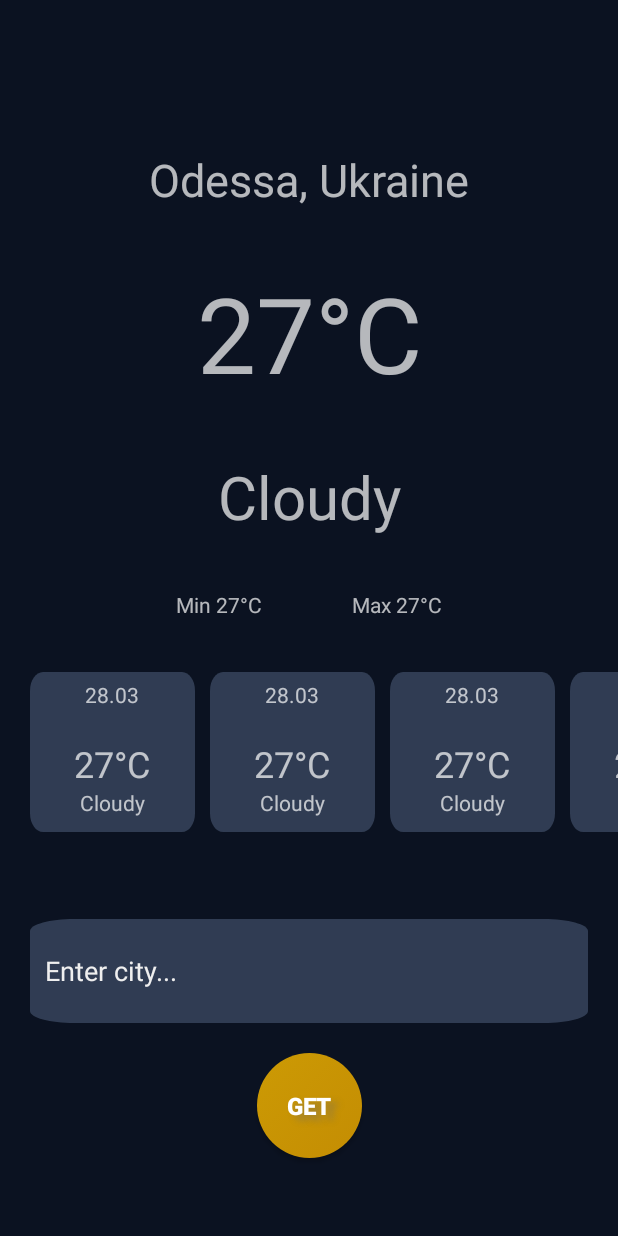
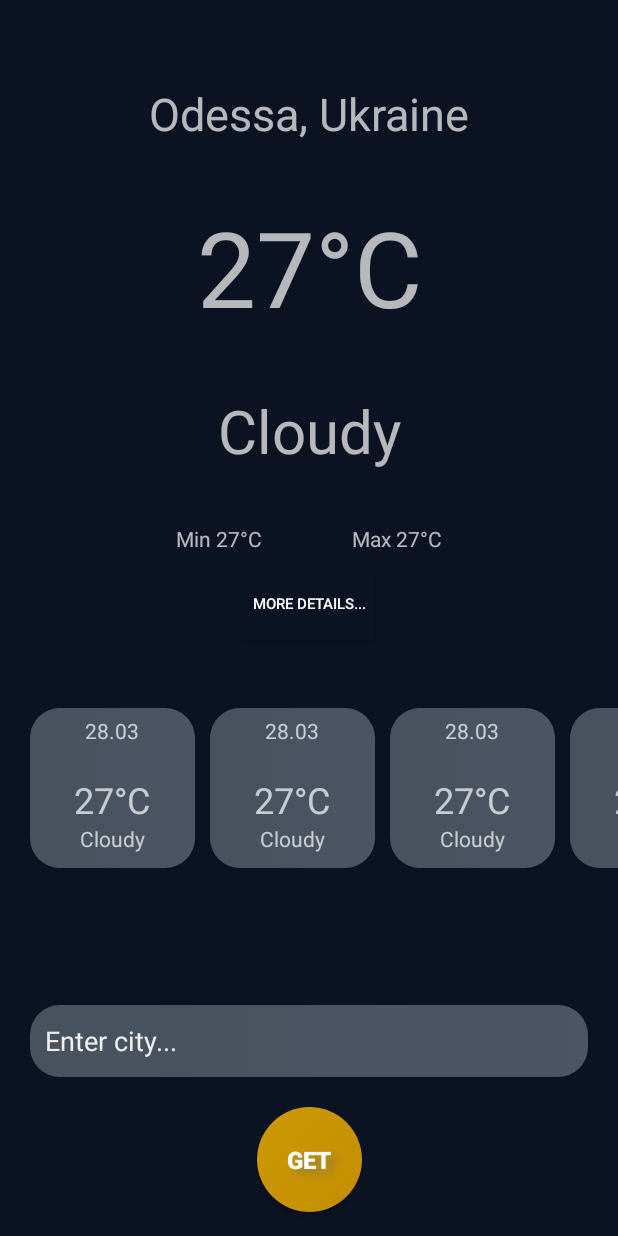
Before and after one commit to levice1/WeatherApp, an Android app: the layout activity_main.xml on its own in the app's theme, with its tools: preview values and no code run, on a phone screen of 412 x 824 dp. Run offline under Robolectric (Android 15) with nearby library versions, the phone set to English and light mode, and no system bars.

Commit message:
Редизайн, новый апи, подготовка для 2го экрана

```diff
--- a/app/src/main/java/com/example/weatherapp/ApiKey.kt
+++ b/app/src/main/java/com/example/weatherapp/ApiKey.kt
@@ -1,6 +1,6 @@
 package com.example.weatherapp
 
 class ApiKey {
-    fun getApi():String{ return "a2c054487d1040eb8fe145528232601" }
+    fun getApi():String{ return "68aec71288114366a8a154156231602" }
     fun getUrl():String{ return "http://api.weatherapi.com/" }
 }
--- a/app/src/main/java/com/example/weatherapp/MainActivity.kt
+++ b/app/src/main/java/com/example/weatherapp/MainActivity.kt
@@ -116,7 +116,7 @@ class MainActivity : AppCompatActivity() {
                        // обработка положительного результата от сервера
                        200 -> if (response.isSuccessful) { parseWeatherData(response.body()!!) }
                        // обработка ошибки от сервера
-                       400 -> { Toast.makeText(this@MainActivity,
+                       400,401,403 -> { Toast.makeText(this@MainActivity,
                            JSONObject(response.errorBody()!!.string()).getJSONObject("error").getString("message"),
                            LENGTH_LONG).show()
                            visibilitySetting.setInvisibleAfterGetErrCode()  }
--- a/app/src/main/java/com/example/weatherapp/VisibilitySetting.kt
+++ b/app/src/main/java/com/example/weatherapp/VisibilitySetting.kt
@@ -1,15 +1,17 @@
 package com.example.weatherapp
 
 import android.view.View
+import androidx.core.view.marginBottom
 import com.example.weatherapp.databinding.ActivityMainBinding
 
 
 class VisibilitySetting(var binding: ActivityMainBinding) {
     fun setVisibleAfterGetWeather(){
-        binding.mainLayout.setVisibility(View.VISIBLE)
+        binding.currentWeatherLayout.setVisibility(View.VISIBLE)
         binding.forecastLayout.setVisibility(View.VISIBLE)
         binding.btnFindCity.setVisibility(View.VISIBLE)
         binding.progressBar.setVisibility(View.INVISIBLE)
+        binding.btnFindCity.marginBottom
 }
     fun setInvisibleAfterPressBtn(){
         binding.btnFindCity.setVisibility(View.INVISIBLE)
@@ -20,7 +22,7 @@ class VisibilitySetting(var binding: ActivityMainBinding) {
         binding.progressBar.setVisibility(View.INVISIBLE)
     }
     fun setInvisibleForStart(){
-        binding.mainLayout.setVisibility(View.INVISIBLE)
+        binding.currentWeatherLayout.setVisibility(View.INVISIBLE)
         binding.forecastLayout.setVisibility(View.INVISIBLE)
     }
 }
--- a/app/src/main/res/drawable/data_background.xml
+++ b/app/src/main/res/drawable/data_background.xml
@@ -1,23 +1,19 @@
-<vector
-    xmlns:android="http://schemas.android.com/apk/res/android"
-    xmlns:aapt="http://schemas.android.com/aapt"
-    android:width="101dp"
-    android:height="69dp"
-    android:viewportWidth="101"
-    android:viewportHeight="69"
-    >
+<?xml version="1.0" encoding="utf-8"?>
+<selector xmlns:android="http://schemas.android.com/apk/res/android">
+    <item>
+    <shape
+        xmlns:android="http://schemas.android.com/apk/res/android"
+        android:shape="rectangle">
+<corners android:radius="20sp"></corners>
 
-    <group>
-
-        <clip-path
-            android:pathData="M8 0H93C97.4183 0 101 3.58172 101 8V61C101 65.4183 97.4183 69 93 69H8C3.58172 69 0 65.4183 0 61V8C0 3.58172 3.58172 0 8 0Z"
+        <gradient
+            android:type="linear"
+            android:startColor="#48515e"
+            android:endColor="#4B5563"
+            android:angle="0"
             />
 
-        <path
-            android:pathData="M0 0V69H101V0"
-            android:fillColor="#4D879EC6"
-            />
 
-    </group>
-
-</vector>
+    </shape>
+    </item>
+</selector>
--- a/app/src/main/res/drawable/gradient.xml
+++ b/app/src/main/res/drawable/gradient.xml
@@ -2,6 +2,8 @@
 <selector xmlns:android="http://schemas.android.com/apk/res/android">
     <item>
         <shape>
+            <corners>android:radius="8dp"</corners>>
+
             <gradient
                 android:type="radial"
                 android:centerX="50%"
--- a/app/src/main/res/layout/activity_main.xml
+++ b/app/src/main/res/layout/activity_main.xml
@@ -10,11 +10,11 @@
     tools:context=".MainActivity">
 
     <LinearLayout
-        android:id="@+id/mainLayout"
+        android:id="@+id/currentWeatherLayout"
         android:layout_width="0dp"
         android:layout_height="wrap_content"
         android:layout_marginStart="20dp"
-        android:layout_marginTop="84dp"
+        android:layout_marginTop="40dp"
         android:layout_marginEnd="20dp"
         android:orientation="vertical"
         android:padding="15dp"
@@ -68,6 +68,7 @@
                 android:gravity="center"
                 android:text="@string/temp_min"
                 android:visibility="visible" />
+
             <TextView
                 android:id="@+id/txtMaxTemperature"
                 android:layout_width="wrap_content"
@@ -80,6 +81,16 @@
 
         </LinearLayout>
 
+        <Button
+            android:id="@+id/btnMoreInfo"
+            android:layout_width="wrap_content"
+            android:layout_height="wrap_content"
+            android:layout_gravity="center_horizontal|center_vertical"
+            android:layout_margin="10dp"
+            android:background="#0B1221"
+            android:text="@string/more_info_btn"
+            android:textSize="10sp" />
+
     </LinearLayout>
 
     <HorizontalScrollView
@@ -88,7 +99,7 @@
         app:layout_constraintEnd_toEndOf="parent"
         app:layout_constraintStart_toStartOf="parent"
         android:scrollbars="none"
-        app:layout_constraintTop_toBottomOf="@+id/mainLayout">
+        app:layout_constraintTop_toBottomOf="@+id/currentWeatherLayout">
 
         <LinearLayout
             android:id="@+id/forecastLayout"
@@ -101,7 +112,7 @@
             android:paddingEnd="25dp"
             app:layout_constraintEnd_toEndOf="parent"
             app:layout_constraintStart_toStartOf="parent"
-            app:layout_constraintTop_toBottomOf="@+id/mainLayout"
+            app:layout_constraintTop_toBottomOf="@+id/currentWeatherLayout"
             tools:ignore="ExtraText,VisualLintBounds">
 
             <LinearLayout
@@ -321,7 +332,7 @@
         android:layout_height="70dp"
         android:layout_marginStart="20dp"
         android:layout_marginEnd="20dp"
-        android:layout_marginBottom="52dp"
+        android:layout_marginBottom="16dp"
         android:background="@drawable/btn_background"
         android:isScrollContainer="false"
         android:pointerIcon="arrow"
--- a/app/src/main/res/layout/activity_weather_result.xml
+++ b/app/src/main/res/layout/activity_weather_result.xml
@@ -9,7 +9,7 @@
     tools:context=".MainActivity">
 
     <LinearLayout
-        android:id="@+id/mainLayout"
+        android:id="@+id/currentWeatherLayout"
         android:layout_width="match_parent"
         android:layout_height="wrap_content"
         android:layout_marginStart="20dp"
--- a/app/src/main/res/values/strings.xml
+++ b/app/src/main/res/values/strings.xml
@@ -1,5 +1,7 @@
 <resources>
     <string name="app_name">WeatherApp</string>
+    <string name="get_weather_btn">Get</string>
+    <string name="more_info_btn">More details...</string>
     <string name="celsium">°C</string>
     <string name="khp">Khp</string>
     <string name="persent">%</string>
```
